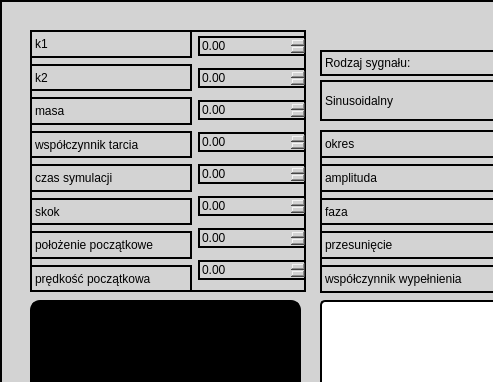
luukhy/projektMMM, file src/mainwindow.ui: the form before one commit; both pictures show x 0 to 493 and y 0 to 382 of the 1164 by 642 pixel window.
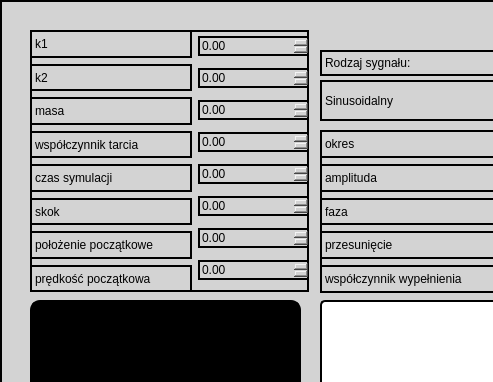
The form after the commit. Custom widgets are drawn as their Qt base class.

Commit message: less than zero parameters added

What changed in the file:
```diff
--- a/src/mainwindow.ui
+++ b/src/mainwindow.ui
@@ -2862,7 +2862,7 @@
      <rect>
       <x>30</x>
       <y>30</y>
-      <width>276</width>
+      <width>279</width>
       <height>262</height>
      </rect>
     </property>
@@ -4460,6 +4460,9 @@
          <property name="decimals">
           <number>2</number>
          </property>
+         <property name="minimum">
+          <double>-99.000000000000000</double>
+         </property>
          <property name="singleStep">
           <double>0.100000000000000</double>
          </property>
@@ -4643,6 +4646,9 @@
          <property name="decimals">
           <number>2</number>
          </property>
+         <property name="minimum">
+          <double>-99.000000000000000</double>
+         </property>
          <property name="singleStep">
           <double>0.100000000000000</double>
          </property>
```
Left out of the diff: 8 changed lines with no effect on the pictures.
